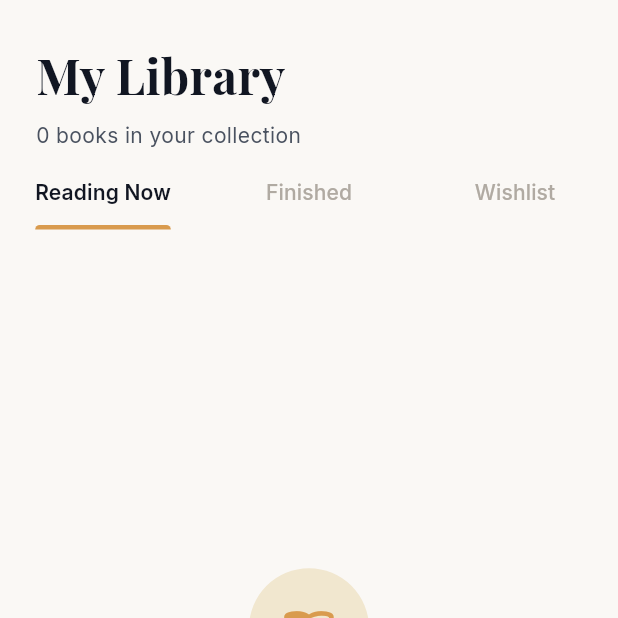
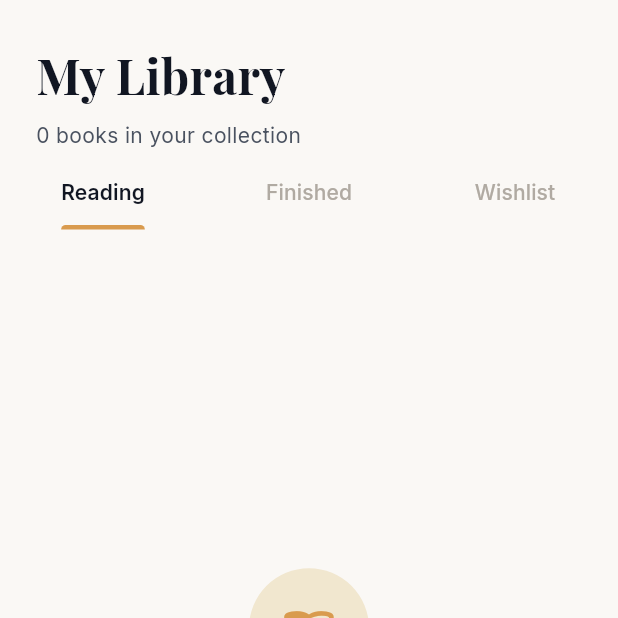
Before and after one commit to mdiksann/Lume, a Flutter app: the screen it shows after launch, on a phone screen of 412 x 824 dp, the top half of it. Run offline on Flutter 3.47's test engine with Material 3 defaults, Android fonts, the phone set to English and light mode, and no system bars; our stand-ins replace bloc_concurrency, cached_network_image, equatable, flutter_bloc, flutter_dotenv, flutter_local_notifications and 4 more; accounts and stored records are empty.

Commit message:
feat: update tab constants for clarity and maintain compatibility

```diff
--- a/lib/core/constants/app_strings.dart
+++ b/lib/core/constants/app_strings.dart
@@ -6,10 +6,12 @@ class AppStrings {
   static const String appName = 'Lume';
   static const String appTagline = 'Illuminate your reading journey';
 
-  // Tabs
-  static const String readingNow = 'Reading Now';
+  // Tabs & Sections
+  static const String readingNow = 'Reading';
+  static const String readingNowSection = 'Reading Now';
+  static const String toBeReadSection = 'To Be Read';
   static const String finished = 'Finished';
-  static const String wishlist = 'Wishlist';
+  static const String wishlist = 'Wishlist'; // Keeping for compatibility
 
   // Search
   static const String searchHint = 'Search books, authors, genres...';
```
